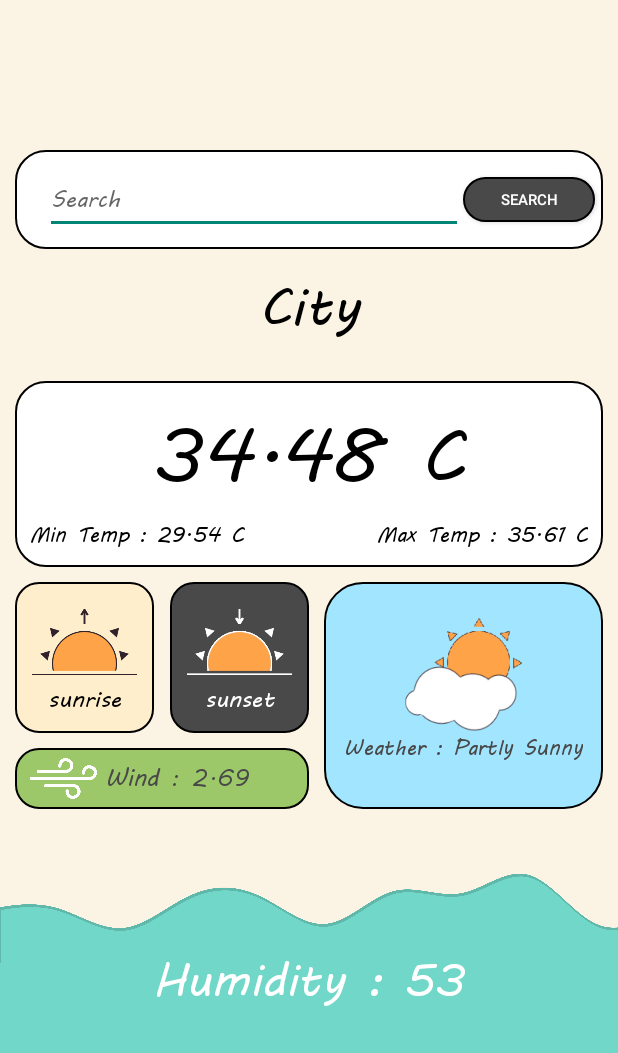
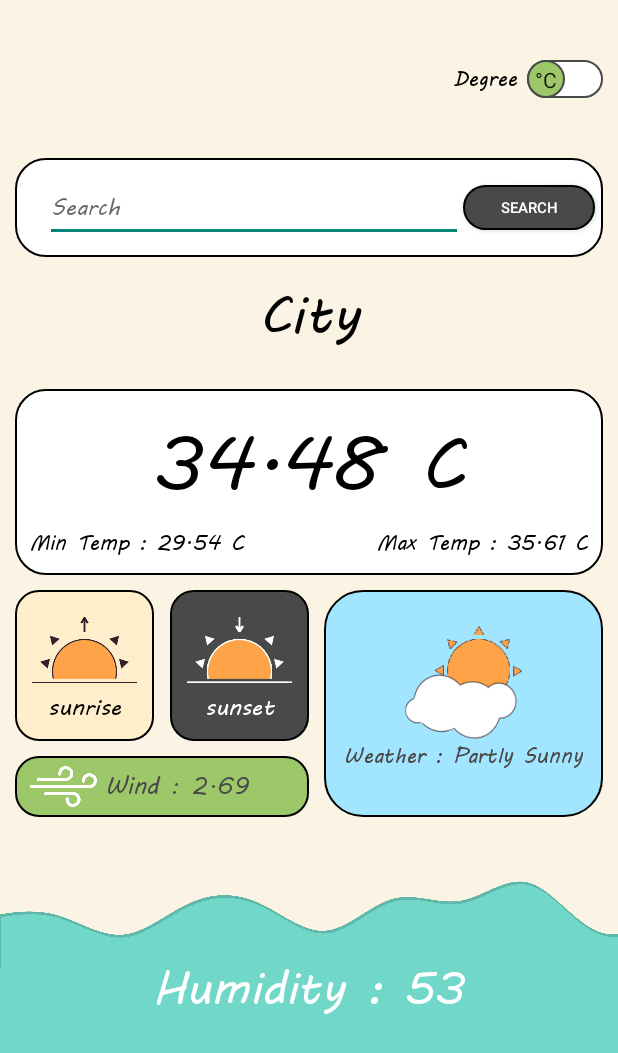
Before and after one commit to ETS-Android5/Weather-Android-application, an Android app: the screen it shows after launch (MainActivity), on a phone screen of 412 x 824 dp. Shown: the top 1053 px of the screen. Run offline under Robolectric (Android 15) with nearby library versions, the phone set to English and light mode, and no system bars.

Commit message:
Update switch button C to F

```diff
--- a/app/src/main/java/com/weatherApp/weatherapp/MainActivity.java
+++ b/app/src/main/java/com/weatherApp/weatherapp/MainActivity.java
@@ -3,6 +3,7 @@ package com.weatherApp.weatherapp;
 import androidx.annotation.RequiresApi;
 import androidx.appcompat.app.AlertDialog;
 import androidx.appcompat.app.AppCompatActivity;
+import androidx.appcompat.widget.SwitchCompat;
 
 import android.annotation.SuppressLint;
 import android.content.Context;
@@ -20,9 +21,11 @@ import android.view.View;
 import android.view.WindowManager;
 import android.view.inputmethod.EditorInfo;
 import android.widget.Button;
+import android.widget.CompoundButton;
 import android.widget.EditText;
 import android.widget.ImageView;
 import android.widget.LinearLayout;
+import android.widget.Switch;
 import android.widget.TextView;
 
 import org.json.JSONException;
@@ -36,12 +39,18 @@ import java.util.Locale;
 
 public class MainActivity extends AppCompatActivity implements LocationListener{
     protected LocationManager locationManager;
-    String API = "8118ed6ee68db2debfaaa5a44c832918"; //API Token
+    String API = "6ed54ad3c8eba2ae47b82aba8cdf3d99"; //API Token
     String CITY = "";
     String COUNTRY = "";
     String changeCity = "";
     String cityNameFromLatLng = "";
     String value;
+    double roundOff;
+    double roundOffMin;
+    double roundOffMax;
+    String temp;
+    String tempMin;
+    String tempMax;
     double lat = 0, lng = 0;
     boolean checkLatLng = true;
 
@@ -50,6 +59,8 @@ public class MainActivity extends AppCompatActivity implements LocationListener{
     LinearLayout humidityBack;
     EditText searchBox;
     Button searchBtn;
+    @SuppressLint("UseSwitchCompatOrMaterialCode")
+    SwitchCompat aSwitch;
 
     @RequiresApi(api = Build.VERSION_CODES.GINGERBREAD)
     @SuppressLint("MissingPermission")
@@ -72,10 +83,20 @@ public class MainActivity extends AppCompatActivity implements LocationListener{
         weatherCon = findViewById(R.id.weatherCon);
         humidityBack = findViewById(R.id.humidityBack);
         this.getWindow().setFlags(WindowManager.LayoutParams.FLAG_FULLSCREEN,WindowManager.LayoutParams.FLAG_FULLSCREEN);
-
         searchBtn = findViewById(R.id.button);
         new SearchBox().searchWithButton(searchBtn);
         new SearchBox().searchWithEnterKey();
+        aSwitch = findViewById(R.id.switch1);
+        aSwitch.setOnCheckedChangeListener(new CompoundButton.OnCheckedChangeListener() {
+            @Override
+            public void onCheckedChanged(CompoundButton compoundButton, boolean b) {
+                if(aSwitch.isChecked()){
+                    changeCtoF();
+                }else {
+                    changeFtoC();
+                }
+            }
+        });
     }
 
     public void onLocationChanged(Location location) {
@@ -123,6 +144,7 @@ public class MainActivity extends AppCompatActivity implements LocationListener{
                         changeCity = value;
                         CITY = changeCity;
                         COUNTRY = "";
+                        aSwitch.setChecked(false);
                         new weatherTask().execute();
                         changeCity = "";
                     }
@@ -141,6 +163,7 @@ public class MainActivity extends AppCompatActivity implements LocationListener{
                         changeCity = value;
                         CITY = changeCity;
                         COUNTRY = "";
+                        aSwitch.setChecked(false);
                         new weatherTask().execute();
                         changeCity = "";
                     }
@@ -172,11 +195,15 @@ public class MainActivity extends AppCompatActivity implements LocationListener{
                 JSONObject weather = jsonObj.getJSONArray("weather").getJSONObject(0);
 
                 double fahrenheit = (Double.parseDouble(main.getString("temp"))*(1.8))+32;
-                double roundOff = (double) Math.round(fahrenheit * 100) / 100;
+                double fahrenheitMin = (Double.parseDouble(main.getString("temp_min"))*(1.8))+32;
+                double fahrenheitMax = (Double.parseDouble(main.getString("temp_max"))*(1.8))+32;
+                roundOff = (double) Math.round(fahrenheit * 100) / 100;
+                roundOffMin = (double) Math.round(fahrenheitMin * 100) / 100;
+                roundOffMax = (double) Math.round(fahrenheitMax * 100) / 100;
 
-                String temp = main.getString("temp") + "°C";
-                String tempMin = "Min Temp: " + main.getString("temp_min") + "°C";
-                String tempMax = "Max Temp: " + main.getString("temp_max") + "°C";
+                temp = main.getString("temp") + "°C";
+                tempMin = "Min Temp: " + main.getString("temp_min") + "°C";
+                tempMax = "Max Temp: " + main.getString("temp_max") + "°C";
                 String humidity = main.getString("humidity");
                 long sunrise = sys.getLong("sunrise");
                 long sunset = sys.getLong("sunset");
@@ -253,4 +280,18 @@ public class MainActivity extends AppCompatActivity implements LocationListener{
             }
         }
     }
+    @SuppressLint("SetTextI18n")
+    public void changeCtoF(){
+        String f = String.valueOf(roundOff);
+        String fMin = String.valueOf(roundOffMin);
+        String fMax = String.valueOf(roundOffMax);
+        tempTxt.setText(f+"°F");
+        temp_minTxt.setText("Min Temp: "+fMin+"°F");
+        temp_maxTxt.setText("Max Temp: "+fMax+"°F");
+    }
+    public void changeFtoC(){
+        tempTxt.setText(temp);
+        temp_minTxt.setText(tempMin);
+        temp_maxTxt.setText(tempMax);
+    }
 }
--- /dev/null
+++ b/app/src/main/res/drawable/sw_track.xml
@@ -0,0 +1,20 @@
+<?xml version="1.0" encoding="utf-8"?>
+<selector xmlns:android="http://schemas.android.com/apk/res/android">
+    <item android:state_checked="true">
+        <shape android:shape="rectangle">
+            <solid android:color="@color/white"/>
+            <stroke android:width="1dp"
+                android:color="@color/black"/>
+            <corners android:radius="500dp"/>
+        </shape>
+    </item>
+
+    <item android:state_checked="false">
+        <shape android:shape="rectangle">
+            <solid android:color="@color/white"/>
+            <stroke android:width="1dp"
+                android:color="@color/black"/>
+            <corners android:radius="500dp"/>
+        </shape>
+    </item>
+</selector>
--- /dev/null
+++ b/app/src/main/res/drawable/switch_style.xml
@@ -0,0 +1,21 @@
+<?xml version="1.0" encoding="utf-8"?>
+<selector xmlns:android="http://schemas.android.com/apk/res/android">
+    <item android:state_checked="true">
+        <shape android:shape="oval">
+            <solid android:color="@color/blue"/>
+            <stroke android:width="1dp"
+                android:color="@color/black"/>
+            <size android:width="25dp"
+                android:height="25dp"/>
+        </shape>
+    </item>
+    <item android:state_checked="false">
+        <shape android:shape="oval">
+            <solid android:color="@color/green"/>
+            <stroke android:width="1dp"
+                android:color="@color/black"/>
+            <size android:width="25dp"
+                android:height="25dp"/>
+        </shape>
+    </item>
+</selector>
--- a/app/src/main/res/layout/activity_main.xml
+++ b/app/src/main/res/layout/activity_main.xml
@@ -13,15 +13,30 @@
         android:layout_width="match_parent"
         android:layout_height="wrap_content"
         android:layout_marginLeft="10dp"
-        android:layout_marginTop="100dp"
+        android:layout_marginTop="40dp"
         android:layout_marginRight="10dp"
         android:orientation="vertical">
+
+        <androidx.appcompat.widget.SwitchCompat
+            android:id="@+id/switch1"
+            android:layout_width="wrap_content"
+            android:layout_height="wrap_content"
+            android:layout_gravity="right"
+            android:layout_marginBottom="40dp"
+            android:fontFamily="@font/mvboli"
+            android:text="@string/switchName"
+            android:textOff="@string/swap1"
+            android:textOn="@string/swap2"
+            android:thumb="@drawable/switch_style"
+            app:track="@drawable/sw_track"
+            app:showText="true"
+            tools:ignore="RtlHardcoded,TouchTargetSizeCheck,UnusedAttribute,UseSwitchCompatOrMaterialXml" />
 
         <LinearLayout
             android:layout_width="match_parent"
             android:layout_height="match_parent"
-            android:orientation="vertical"
-            android:background="@drawable/temp_back">
+            android:background="@drawable/temp_back"
+            android:orientation="vertical">
 
             <LinearLayout
                 android:layout_width="match_parent"
@@ -42,11 +57,11 @@
                     android:fontFamily="@font/mvboli"
                     android:gravity="left"
                     android:hint="@string/search"
+                    android:imeOptions="actionSearch"
+                    android:importantForAutofill="no"
                     android:inputType="text"
-                    android:imeOptions="actionSearch"
                     android:textSize="15sp"
-                    tools:ignore="DuplicateSpeakableTextCheck,RtlCompat,RtlHardcoded,TouchTargetSizeCheck,UnusedAttribute"
-                    android:importantForAutofill="no" />
+                    tools:ignore="DuplicateSpeakableTextCheck,RtlCompat,RtlHardcoded,TouchTargetSizeCheck,UnusedAttribute" />
 
                 <Button
                     android:id="@+id/button"
@@ -68,9 +83,9 @@
             android:layout_height="wrap_content"
             android:layout_marginTop="10dp"
             android:layout_marginBottom="10dp"
+            android:fontFamily="@font/mvboli"
             android:gravity="center"
             android:text="@string/City"
-            android:fontFamily="@font/mvboli"
             android:textSize="35sp"
             tools:ignore="UnusedAttribute" />
 
@@ -86,10 +101,10 @@
                 android:layout_width="match_parent"
                 android:layout_height="wrap_content"
                 android:layout_marginTop="10dp"
+                android:fontFamily="@font/mvboli"
                 android:gravity="center"
                 android:text="@string/temp"
                 android:textSize="50sp"
-                android:fontFamily="@font/mvboli"
                 tools:ignore="UnusedAttribute" />
 
             <LinearLayout
@@ -104,8 +119,8 @@
                     android:layout_height="wrap_content"
                     android:layout_marginStart="10dp"
                     android:layout_weight="1"
+                    android:fontFamily="@font/mvboli"
                     android:text="@string/min_temp"
-                    android:fontFamily="@font/mvboli"
                     tools:ignore="RtlCompat,UnusedAttribute" />
 
                 <TextView
@@ -114,10 +129,10 @@
                     android:layout_height="wrap_content"
                     android:layout_marginEnd="10dp"
                     android:layout_weight="1"
+                    android:fontFamily="@font/mvboli"
                     android:gravity="right"
                     android:text="@string/max_temp"
-                    tools:ignore="RtlCompat,RtlHardcoded,UnusedAttribute"
-                    android:fontFamily="@font/mvboli"/>
+                    tools:ignore="RtlCompat,RtlHardcoded,UnusedAttribute" />
             </LinearLayout>
         </LinearLayout>
 
@@ -125,8 +140,8 @@
             android:layout_width="match_parent"
             android:layout_height="wrap_content"
             android:layout_marginTop="10dp"
-            android:orientation="horizontal"
-            android:baselineAligned="false">
+            android:baselineAligned="false"
+            android:orientation="horizontal">
 
             <LinearLayout
                 android:layout_width="match_parent"
--- a/app/src/main/res/values/strings.xml
+++ b/app/src/main/res/values/strings.xml
@@ -14,4 +14,7 @@
     <string name="btn">Ok</string>
     <string name="err">Something went wrong</string>
     <string name="err_text">Sorry, couldn\'t find\u0020</string>
+    <string name="switchName">Degree\u0020</string>
+    <string name="swap1">°C</string>
+    <string name="swap2">°F</string>
 </resources>
```
Also changed, not shown: 397 other files.
